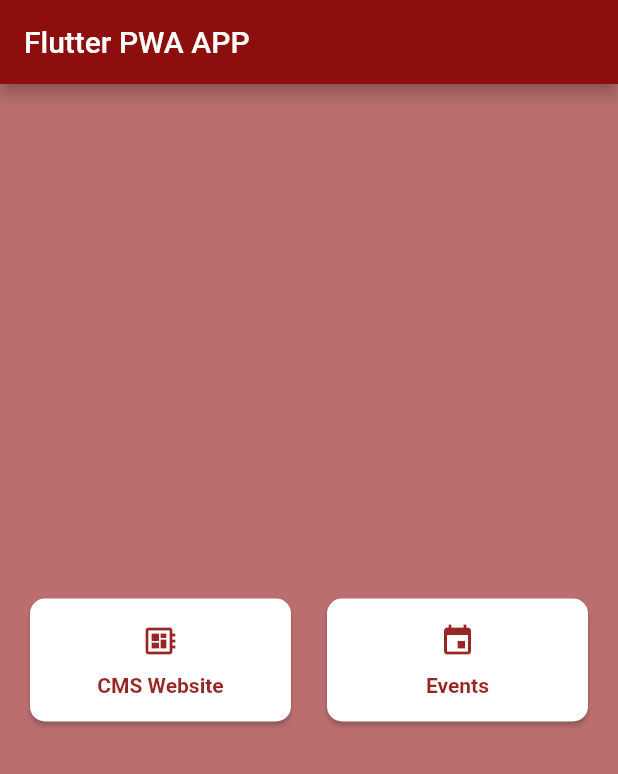
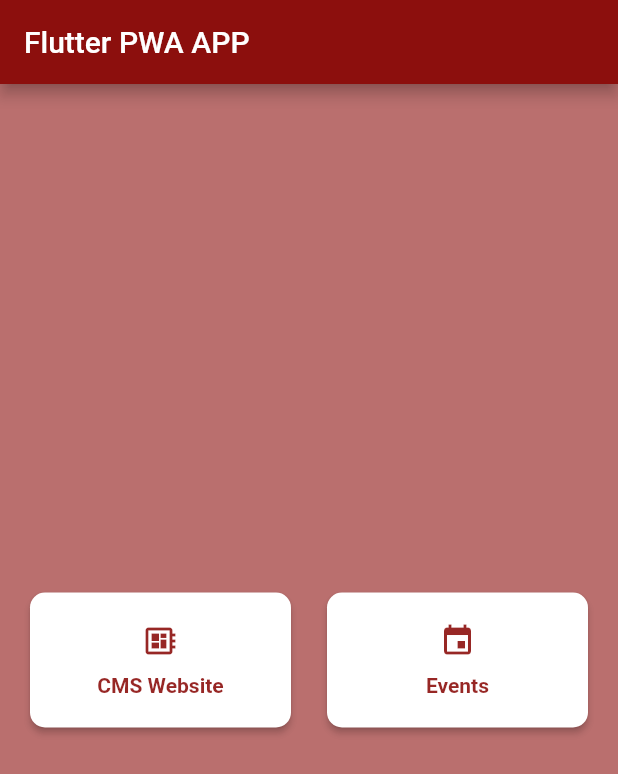
Before and after one commit to prabhum123/flutter_pwa, a Flutter app: the screen it shows after launch, on a phone screen of 412 x 824 dp. Shown: the top 774 px of the screen. Run offline on Flutter 3.47's test engine with Material 2 defaults, Android fonts, the phone set to English and light mode, and no system bars; missing offline and left inert: dart:html, dart:js.

Commit message:
UI Change

```diff
--- a/lib/main.dart
+++ b/lib/main.dart
@@ -91,16 +91,17 @@ class _MyHomePageState extends State<MyHomePage> {
               child: Row(
                 children: <Widget>[
                   Expanded(
-                    child: RaisedButton(
+                    child: ElevatedButton(
                       onPressed: () async {
                         js.context.callMethod(
                             'open', ['https://ticket.rakuten.co.jp/']);
                       },
-                      shape: RoundedRectangleBorder(
-                          borderRadius: BorderRadius.circular(10)),
-                      elevation: 1.5,
-                      color: Colors.white,
-                      padding: const EdgeInsets.all(16),
+                      style: ElevatedButton.styleFrom(
+                          padding: EdgeInsets.symmetric(
+                              horizontal: 40.0, vertical: 20.0),
+                          shape: RoundedRectangleBorder(
+                              borderRadius: BorderRadius.circular(10.0)),
+                          primary: Colors.white),
                       child: Column(
                         mainAxisAlignment: MainAxisAlignment.spaceEvenly,
                         children: <Widget>[
@@ -122,13 +123,14 @@ class _MyHomePageState extends State<MyHomePage> {
                   ),
                   SizedBox(width: 24),
                   Expanded(
-                    child: RaisedButton(
+                    child: ElevatedButton(
                       onPressed: () {},
-                      shape: RoundedRectangleBorder(
-                          borderRadius: BorderRadius.circular(10)),
-                      elevation: 1.5,
-                      color: Colors.white,
-                      padding: const EdgeInsets.all(16),
+                      style: ElevatedButton.styleFrom(
+                          padding: EdgeInsets.symmetric(
+                              horizontal: 40.0, vertical: 20.0),
+                          shape: RoundedRectangleBorder(
+                              borderRadius: BorderRadius.circular(10.0)),
+                          primary: Colors.white),
                       child: Column(
                         mainAxisAlignment: MainAxisAlignment.spaceEvenly,
                         children: <Widget>[
```
